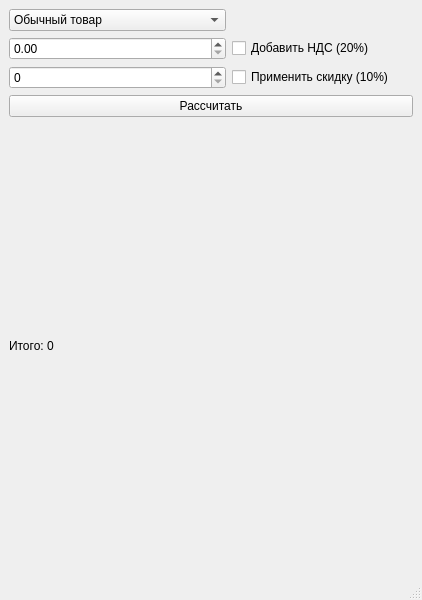
The window that mainwindow.ui (KovalkovN/qt-smart-calculator) describes before a commit, drawn with Qt 5.
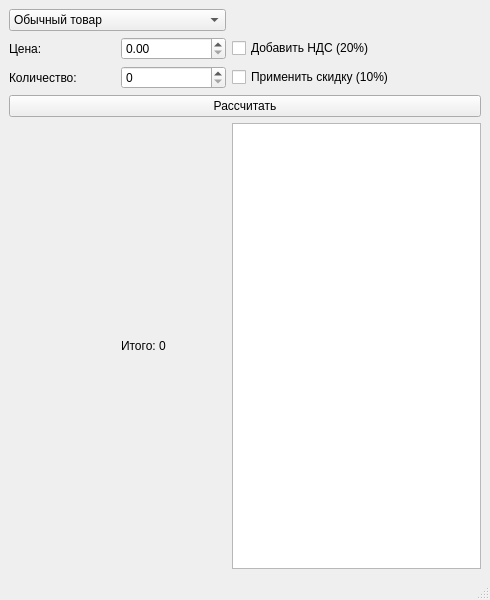
The same window after the commit.

Commit message: UI: Add modern QSS styling and receipt history

```diff
--- a/mainwindow.ui
+++ b/mainwindow.ui
@@ -6,7 +6,7 @@
    <rect>
     <x>0</x>
     <y>0</y>
-    <width>422</width>
+    <width>490</width>
     <height>600</height>
    </rect>
   </property>
@@ -15,24 +15,38 @@
   </property>
   <widget class="QWidget" name="centralwidget">
    <layout class="QGridLayout" name="gridLayout">
+    <item row="2" column="2">
+     <widget class="QCheckBox" name="discountCheck">
+      <property name="text">
+       <string>Применить скидку (10%)</string>
+      </property>
+     </widget>
+    </item>
     <item row="2" column="0">
-     <widget class="QSpinBox" name="qtyInput"/>
+     <widget class="QLabel" name="label_2">
+      <property name="text">
+       <string>Количество:</string>
+      </property>
+     </widget>
     </item>
     <item row="1" column="0">
-     <widget class="QDoubleSpinBox" name="priceInput">
-      <property name="maximum">
-       <double>1000000.000000000000000</double>
+     <widget class="QLabel" name="label">
+      <property name="text">
+       <string>Цена:</string>
       </property>
      </widget>
     </item>
-    <item row="6" column="0">
-     <widget class="QLabel" name="resultLabel">
+    <item row="2" column="1">
+     <widget class="QSpinBox" name="qtyInput"/>
+    </item>
+    <item row="5" column="0" colspan="3">
+     <widget class="QPushButton" name="calcButton">
       <property name="text">
-       <string>Итого: 0</string>
+       <string>Рассчитать</string>
       </property>
      </widget>
     </item>
-    <item row="0" column="0">
+    <item row="0" column="0" colspan="2">
      <widget class="QComboBox" name="productTypeCombo">
       <item>
        <property name="text">
@@ -46,24 +60,27 @@
       </item>
      </widget>
     </item>
+    <item row="7" column="2">
+     <widget class="QTextEdit" name="historyEdit"/>
+    </item>
     <item row="1" column="1">
+     <widget class="QDoubleSpinBox" name="priceInput">
+      <property name="maximum">
+       <double>1000000.000000000000000</double>
+      </property>
+     </widget>
+    </item>
+    <item row="1" column="2">
      <widget class="QCheckBox" name="taxCheck">
       <property name="text">
        <string>Добавить НДС (20%)</string>
       </property>
      </widget>
     </item>
-    <item row="2" column="1">
-     <widget class="QCheckBox" name="discountCheck">
+    <item row="7" column="1">
+     <widget class="QLabel" name="resultLabel">
       <property name="text">
-       <string>Применить скидку (10%)</string>
-      </property>
-     </widget>
-    </item>
-    <item row="5" column="0" colspan="2">
-     <widget class="QPushButton" name="calcButton">
-      <property name="text">
-       <string>Рассчитать</string>
+       <string>Итого: 0</string>
       </property>
      </widget>
     </item>
@@ -74,7 +91,7 @@
     <rect>
      <x>0</x>
      <y>0</y>
-     <width>422</width>
+     <width>490</width>
      <height>25</height>
     </rect>
    </property>
```
The commit also changes 2 other files.
